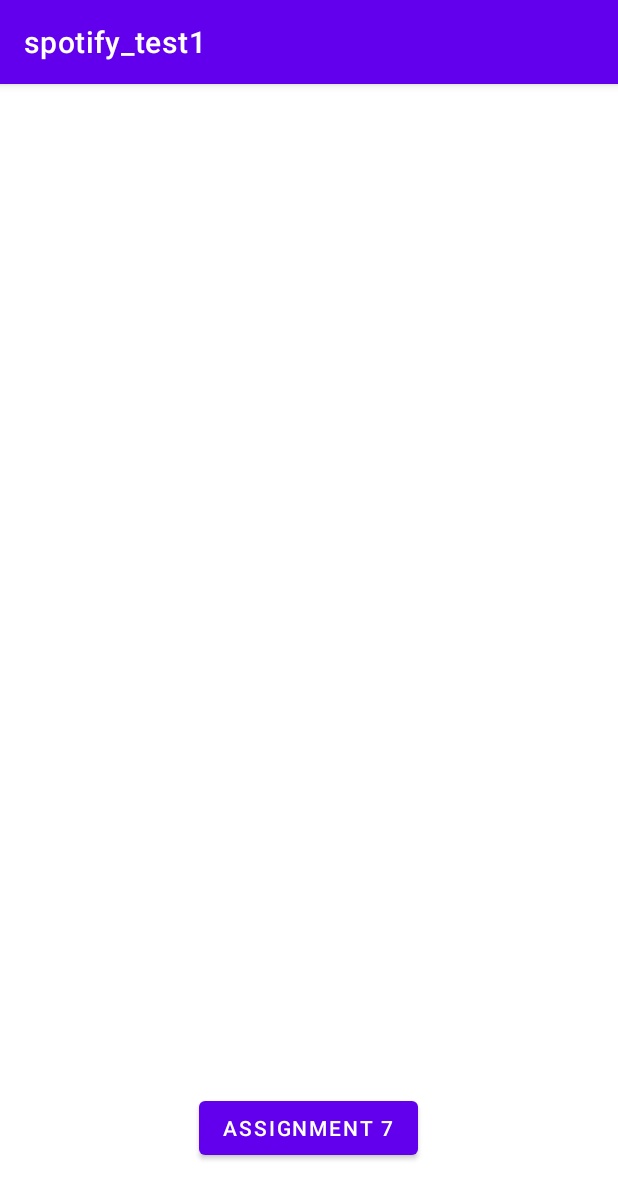
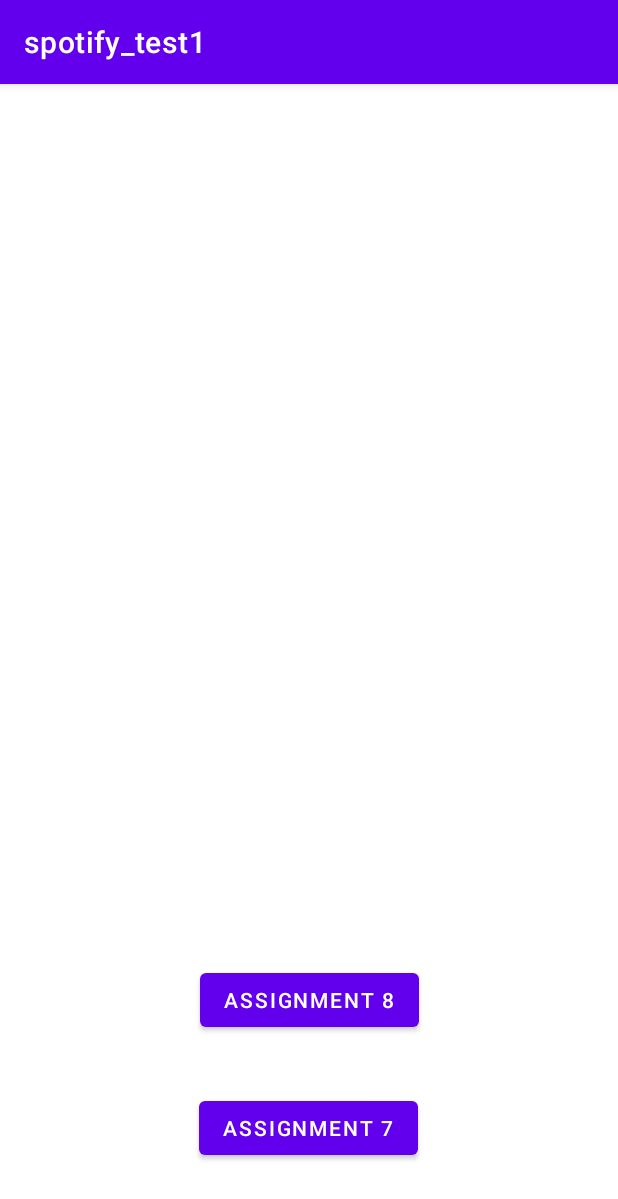
Before and after one commit to luzixiaoneu/A7, an Android app: the screen it shows after launch (MainActivity), on a phone screen of 412 x 824 dp. Shown: the top 1199 px of the screen. Run offline under Robolectric (Android 15) with nearby library versions, the phone set to English and light mode, and no system bars.

```diff
--- a/app/src/main/java/com/example/spotify_test1/MainActivity.java
+++ b/app/src/main/java/com/example/spotify_test1/MainActivity.java
@@ -21,5 +21,14 @@ public class MainActivity extends AppCompatActivity {
                 startActivity(intent);
             }
         });
+
+        Button A8 = findViewById(R.id.a8);
+        A8.setOnClickListener(new View.OnClickListener() {
+            @Override
+            public void onClick(View view) {
+                Intent intent = new Intent(getApplicationContext(), FirebaseActivity.class);
+                startActivity(intent);
+            }
+        });
     }
 }
--- a/app/src/main/res/layout/activity_main2.xml
+++ b/app/src/main/res/layout/activity_main2.xml
@@ -16,4 +16,16 @@
         app:layout_constraintEnd_toEndOf="parent"
         app:layout_constraintHorizontal_bias="0.498"
         app:layout_constraintStart_toStartOf="parent" />
+
+    <Button
+        android:id="@+id/a8"
+        android:layout_width="wrap_content"
+        android:layout_height="wrap_content"
+        android:layout_marginStart="132dp"
+        android:layout_marginEnd="132dp"
+        android:layout_marginBottom="37dp"
+        android:text="Assignment 8"
+        app:layout_constraintBottom_toTopOf="@+id/a7"
+        app:layout_constraintEnd_toEndOf="parent"
+        app:layout_constraintStart_toStartOf="parent" />
 </androidx.constraintlayout.widget.ConstraintLayout>
```
Also changed, not shown: app/build.gradle (+16 -0 lines), app/src/main/AndroidManifest.xml (+5 -3 lines), app/src/main/java/com/example/spotify_test1/FirebaseActivity.java (added, +73 -0 lines), app/src/main/res/layout/activity_firebase.xml (added, +29 -0 lines), 1 other file.
